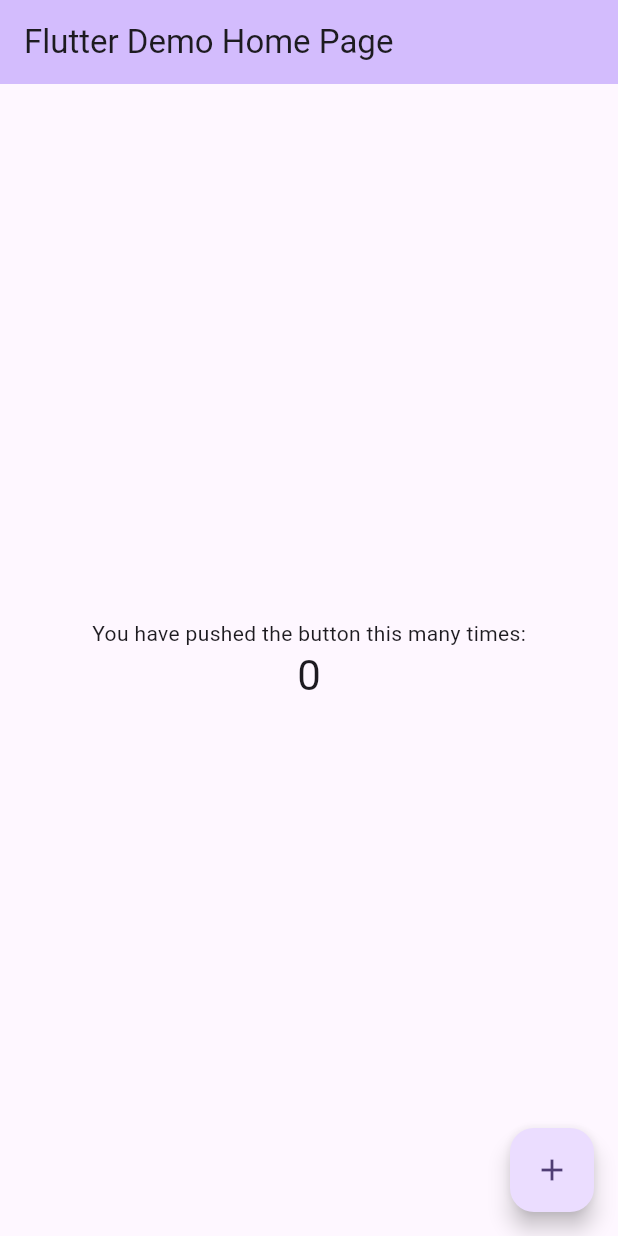
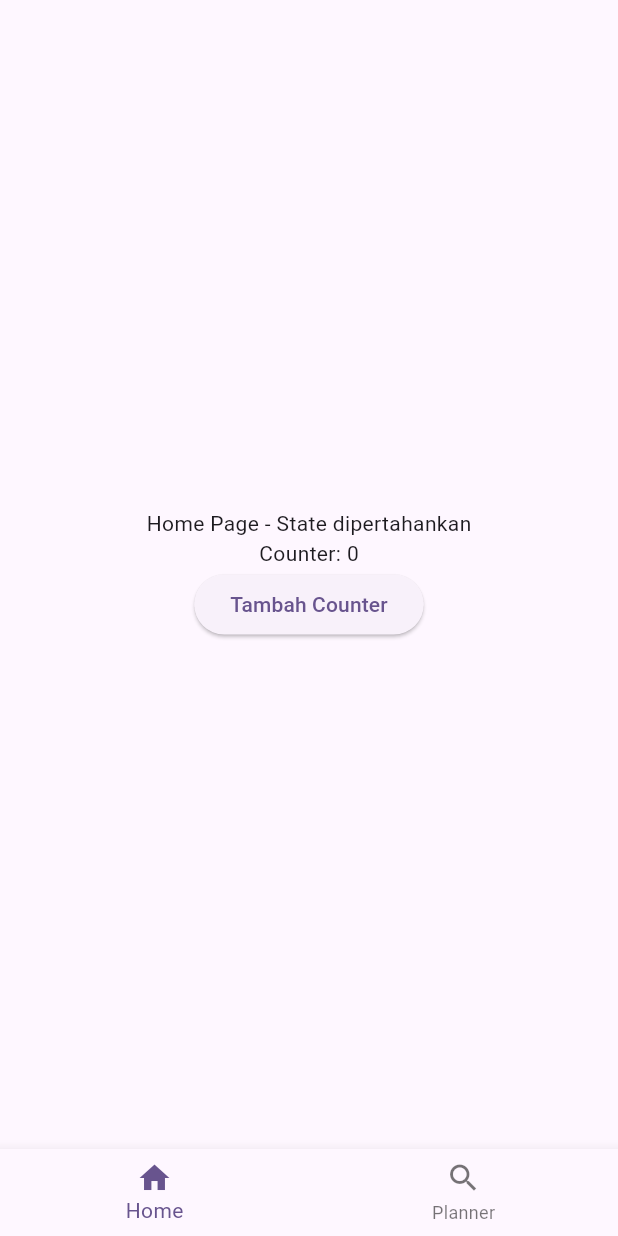
Before and after one commit to Modisch-PENS/modisch_mobile_v2, a Flutter app: the screen it shows after launch, on a phone screen of 412 x 824 dp. Run offline on Flutter 3.47's test engine with Material 3 defaults, Android fonts, the phone set to English and light mode, and no system bars; our stand-ins replace go_router.

Commit message:
try shell navigation route

```diff
--- /dev/null
+++ b/lib/core/router/router.dart
@@ -0,0 +1,33 @@
+import 'package:go_router/go_router.dart';
+import 'package:modisch/features/main/page/home/page/home_page.dart';
+import 'package:modisch/features/main/page/main_page.dart';
+import 'package:modisch/features/main/page/planner/page/planner_page.dart';
+
+final router = GoRouter(
+  initialLocation: '/home',
+  routes: [
+    StatefulShellRoute.indexedStack(
+      builder: (context, state, navigationShell) => MainPage(navigationShell: navigationShell),
+      branches: [
+        // Branch pertama untuk tab Home
+        StatefulShellBranch(
+          routes: [
+            GoRoute(
+              path: '/home',
+              builder: (context, state) => const HomePage(),
+            ),
+          ]
+        ),
+        // Branch kedua untuk tab Planner
+        StatefulShellBranch(
+          routes: [
+            GoRoute(
+              path: '/planner',
+              builder: (context, state) => const PlannerPage(),
+            ),
+          ]
+        )
+      ]
+    )
+  ]
+);
--- /dev/null
+++ b/lib/features/main/page/home/page/home_page.dart
@@ -0,0 +1,29 @@
+import 'package:flutter/material.dart';
+
+class HomePage extends StatefulWidget {
+  const HomePage({super.key});
+
+  @override
+  State<HomePage> createState() => _HomePageState();
+}
+
+class _HomePageState extends State<HomePage> {
+  int _counter = 0;
+
+  @override
+  Widget build(BuildContext context) {
+    return Center(
+      child: Column(
+        mainAxisAlignment: MainAxisAlignment.center,
+        children: [
+          const Text('Home Page - State dipertahankan'),
+          Text('Counter: $_counter'),
+          ElevatedButton(
+            onPressed: () => setState(() => _counter++),
+            child: const Text('Tambah Counter'),
+          ),
+        ],
+      ),
+    );
+  }
+}
--- /dev/null
+++ b/lib/features/main/page/main_page.dart
@@ -0,0 +1,34 @@
+import 'package:flutter/material.dart';
+import 'package:go_router/go_router.dart';
+
+class MainPage extends StatelessWidget {
+  final StatefulNavigationShell navigationShell;
+
+  const MainPage({super.key, required this.navigationShell});
+
+  @override
+  Widget build(BuildContext context) {
+    return Scaffold(
+      // Gunakan navigationShell langsung sebagai body
+      body: navigationShell,
+      bottomNavigationBar: BottomNavigationBar(
+        currentIndex: navigationShell.currentIndex,
+        items: const [
+          BottomNavigationBarItem(
+            icon: Icon(Icons.home),
+            label: 'Home',
+          ),
+          BottomNavigationBarItem(
+            icon: Icon(Icons.search),
+            label: 'Planner',
+          ),
+        ],
+        onTap: (index) => navigationShell.goBranch(
+          index,
+          // Opsional: Jika ingin animasi, gunakan ini
+          initialLocation: index == navigationShell.currentIndex,
+        ),
+      ),
+    );
+  }
+}
--- /dev/null
+++ b/lib/features/main/page/planner/page/planner_page.dart
@@ -0,0 +1,29 @@
+import 'package:flutter/material.dart';
+
+class PlannerPage extends StatefulWidget {
+  const PlannerPage({super.key});
+
+  @override
+  State<PlannerPage> createState() => _PlannerPageState();
+}
+
+class _PlannerPageState extends State<PlannerPage> {
+  int _counter = 0;
+
+  @override
+  Widget build(BuildContext context) {
+    return Center(
+      child: Column(
+        mainAxisAlignment: MainAxisAlignment.center,
+        children: [
+          const Text('Planner Page - State dipertahankan'),
+          Text('Counter: $_counter'),
+          ElevatedButton(
+            onPressed: () => setState(() => _counter++),
+            child: const Text('Tambah Counter'),
+          ),
+        ],
+      ),
+    );
+  }
+}
--- a/lib/main.dart
+++ b/lib/main.dart
@@ -1,4 +1,5 @@
 import 'package:flutter/material.dart';
+import 'package:modisch/core/router/router.dart';
 
 void main() {
   runApp(const MyApp());
@@ -10,113 +11,14 @@ class MyApp extends StatelessWidget {
   // This widget is the root of your application.
   @override
   Widget build(BuildContext context) {
-    return MaterialApp(
+    return MaterialApp.router(
       title: 'Flutter Demo',
       theme: ThemeData(
-        // This is the theme of your application.
-        //
-        // TRY THIS: Try running your application with "flutter run". You'll see
-        // the application has a purple toolbar. Then, without quitting the app,
-        // try changing the seedColor in the colorScheme below to Colors.green
-        // and then invoke "hot reload" (save your changes or press the "hot
-        // reload" button in a Flutter-supported IDE, or press "r" if you used
-        // the command line to start the app).
-        //
-        // Notice that the counter didn't reset back to zero; the application
-        // state is not lost during the reload. To reset the state, use hot
-        // restart instead.
-        //
-        // This works for code too, not just values: Most code changes can be
-        // tested with just a hot reload.
+
         colorScheme: ColorScheme.fromSeed(seedColor: Colors.deepPurple),
       ),
-      home: const MyHomePage(title: 'Flutter Demo Home Page'),
+      routerConfig: router,
+      debugShowCheckedModeBanner: false,
     );
   }
 }
-
-class MyHomePage extends StatefulWidget {
-  const MyHomePage({super.key, required this.title});
-
-  // This widget is the home page of your application. It is stateful, meaning
-  // that it has a State object (defined below) that contains fields that affect
-  // how it looks.
-
-  // This class is the configuration for the state. It holds the values (in this
-  // case the title) provided by the parent (in this case the App widget) and
-  // used by the build method of the State. Fields in a Widget subclass are
-  // always marked "final".
-
-  final String title;
-
-  @override
-  State<MyHomePage> createState() => _MyHomePageState();
-}
-
-class _MyHomePageState extends State<MyHomePage> {
-  int _counter = 0;
-
-  void _incrementCounter() {
-    setState(() {
-      // This call to setState tells the Flutter framework that something has
-      // changed in this State, which causes it to rerun the build method below
-      // so that the display can reflect the updated values. If we changed
-      // _counter without calling setState(), then the build method would not be
-      // called again, and so nothing would appear to happen.
-      _counter++;
-    });
-  }
-
-  @override
-  Widget build(BuildContext context) {
-    // This method is rerun every time setState is called, for instance as done
-    // by the _incrementCounter method above.
-    //
-    // The Flutter framework has been optimized to make rerunning build methods
-    // fast, so that you can just rebuild anything that needs updating rather
-    // than having to individually change instances of widgets.
-    return Scaffold(
-      appBar: AppBar(
-        // TRY THIS: Try changing the color here to a specific color (to
-        // Colors.amber, perhaps?) and trigger a hot reload to see the AppBar
-        // change color while the other colors stay the same.
-        backgroundColor: Theme.of(context).colorScheme.inversePrimary,
-        // Here we take the value from the MyHomePage object that was created by
-        // the App.build method, and use it to set our appbar title.
-        title: Text(widget.title),
-      ),
-      body: Center(
-        // Center is a layout widget. It takes a single child and positions it
-        // in the middle of the parent.
-        child: Column(
-          // Column is also a layout widget. It takes a list of children and
-          // arranges them vertically. By default, it sizes itself to fit its
-          // children horizontally, and tries to be as tall as its parent.
-          //
-          // Column has various properties to control how it sizes itself and
-          // how it positions its children. Here we use mainAxisAlignment to
-          // center the children vertically; the main axis here is the vertical
-          // axis because Columns are vertical (the cross axis would be
-          // horizontal).
-          //
-          // TRY THIS: Invoke "debug painting" (choose the "Toggle Debug Paint"
-          // action in the IDE, or press "p" in the console), to see the
-          // wireframe for each widget.
-          mainAxisAlignment: MainAxisAlignment.center,
-          children: <Widget>[
-            const Text('You have pushed the button this many times:'),
-            Text(
-              '$_counter',
-              style: Theme.of(context).textTheme.headlineMedium,
-            ),
-          ],
-        ),
-      ),
-      floatingActionButton: FloatingActionButton(
-        onPressed: _incrementCounter,
-        tooltip: 'Increment',
-        child: const Icon(Icons.add),
-      ), // This trailing comma makes auto-formatting nicer for build methods.
-    );
-  }
-}
```
Also changed, not shown: pubspec.yaml (+4 -11 lines), pubspec.lock, 2 other files.
